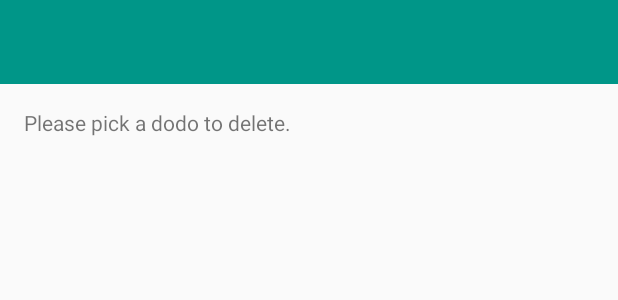
After one commit to papashirogane/DodoApp, an Android app: the layout activity_delete.xml on its own in the app's theme, with its tools: preview values and no code run, on a phone screen of 412 x 824 dp. The commit adds this screen. Shown: the top 300 px of the screen. Run offline under Robolectric (Android 15) with nearby library versions, the phone set to English and light mode, and no system bars.

Commit message:
Added empty DeleteActivity.

```diff
--- a/app/src/main/AndroidManifest.xml
+++ b/app/src/main/AndroidManifest.xml
@@ -9,6 +9,7 @@
         android:roundIcon="@mipmap/ic_launcher_round"
         android:supportsRtl="true"
         android:theme="@style/Theme.AppCompat.Light.NoActionBar">
+        <activity android:name=".DeleteActivity"></activity>
         <activity android:name=".BaseActivity" />
         <activity android:name=".AddActivity" />
         <activity android:name=".DodoListActivity" />
--- a/app/src/main/java/com/example/learnandroid/DodoListActivity.java
+++ b/app/src/main/java/com/example/learnandroid/DodoListActivity.java
@@ -35,7 +35,7 @@
     }
 
     private void registerClickCallback() {
-        ListView list = (ListView) findViewById(R.id.dodoListView);
+        ListView list = (ListView) findViewById(R.id.listviewDodo);
         list.setOnItemClickListener(new AdapterView.OnItemClickListener() {
             @Override
             public void onItemClick(AdapterView<?> adapterView, View view, int i, long l) {
@@ -53,7 +53,7 @@
     private void populateListView() {
         // Use an ArrayAdapter
         ArrayAdapter<Dodo> adapter = new DodoAdapter();
-        ListView list = (ListView) findViewById(R.id.dodoListView);
+        ListView list = (ListView) findViewById(R.id.listviewDodo);
         list.setAdapter(adapter);
     }
 
--- /dev/null
+++ b/app/src/main/res/layout/activity_delete.xml
@@ -0,0 +1,41 @@
+<?xml version="1.0" encoding="utf-8"?>
+<androidx.constraintlayout.widget.ConstraintLayout xmlns:android="http://schemas.android.com/apk/res/android"
+    xmlns:app="http://schemas.android.com/apk/res-auto"
+    xmlns:tools="http://schemas.android.com/tools"
+    android:layout_width="match_parent"
+    android:layout_height="match_parent"
+    tools:context=".DeleteActivity">
+
+    <androidx.appcompat.widget.Toolbar
+        android:id="@+id/toolbarDelete"
+        android:layout_width="0dp"
+        android:layout_height="?attr/actionBarSize"
+        android:background="#009688"
+        android:minHeight="?attr/actionBarSize"
+        android:theme="?attr/actionBarTheme"
+        app:layout_constraintEnd_toEndOf="parent"
+        app:layout_constraintStart_toStartOf="parent"
+        app:layout_constraintTop_toTopOf="parent" />
+
+    <TextView
+        android:id="@+id/txtDelete"
+        android:layout_width="wrap_content"
+        android:layout_height="wrap_content"
+        android:layout_marginStart="16dp"
+        android:layout_marginLeft="16dp"
+        android:layout_marginTop="16dp"
+        android:text="Please pick a dodo to delete."
+        app:layout_constraintStart_toStartOf="parent"
+        app:layout_constraintTop_toBottomOf="@+id/toolbarDelete" />
+
+    <ListView
+        android:id="@+id/listviewDelete"
+        android:layout_width="0dp"
+        android:layout_height="0dp"
+        android:layout_margin="16dp"
+        app:layout_constraintBottom_toBottomOf="parent"
+        app:layout_constraintEnd_toEndOf="parent"
+        app:layout_constraintStart_toStartOf="parent"
+        app:layout_constraintTop_toBottomOf="@+id/txtDelete" />
+
+</androidx.constraintlayout.widget.ConstraintLayout>
--- a/app/src/main/res/layout/activity_dodo_list.xml
+++ b/app/src/main/res/layout/activity_dodo_list.xml
@@ -14,11 +14,11 @@
         android:layout_marginTop="16dp"
         android:text="@string/dodo_list_select"
         android:textSize="14sp"
-        app:layout_constraintStart_toStartOf="@+id/dodoListView"
+        app:layout_constraintStart_toStartOf="@+id/listviewDodo"
         app:layout_constraintTop_toBottomOf="@+id/toolbarDodoList" />
 
     <ListView
-        android:id="@+id/dodoListView"
+        android:id="@+id/listviewDodo"
         android:layout_width="0dp"
         android:layout_height="0dp"
         android:layout_margin="16dp"
```
Also changed, not shown: app/src/main/java/com/example/learnandroid/BaseActivity.java (+6 -1 lines), app/src/main/java/com/example/learnandroid/DeleteActivity.java (added, +25 -0 lines), app/src/main/res/layout/activity_base.xml (+11 -0 lines).
